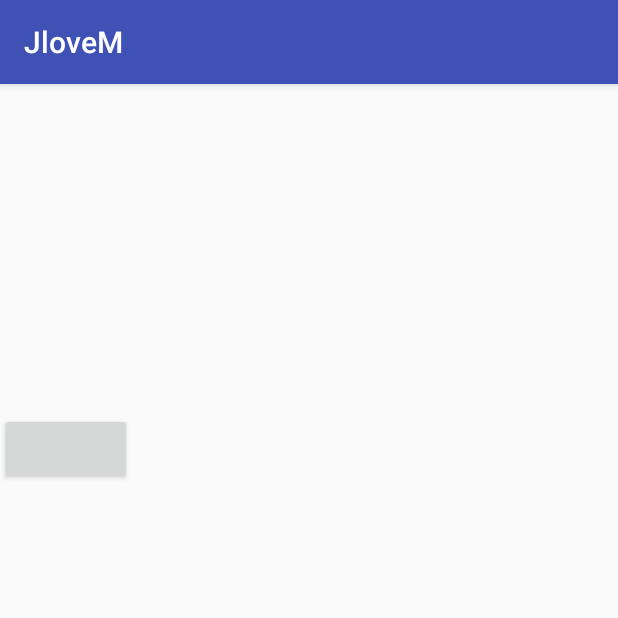
After one commit to jiaoheyan/lovem, an Android app: the ListDetailActivity screen opened directly, with no data from a screen before it, on a phone screen of 412 x 824 dp, the top half of it. The commit adds this screen. Run offline under Robolectric (Android 15) with nearby library versions, the phone set to English and light mode, and no system bars.

Commit message:
201802221546

```diff
--- a/app/src/main/AndroidManifest.xml
+++ b/app/src/main/AndroidManifest.xml
@@ -21,6 +21,7 @@
         <activity android:name=".JiShiBenActivity"/>
         <activity android:name=".UnlockViewActivity"></activity>
         <activity android:name=".jishiben.MainPageActivity"></activity>
+        <activity android:name=".jishiben.ListDetailActivity"></activity>
     </application>
 
 </manifest>
--- /dev/null
+++ b/app/src/main/java/com/example/lovej/jlovem/jishiben/ListDetailActivity.java
@@ -0,0 +1,26 @@
+package com.example.lovej.jlovem.jishiben;
+
+import android.content.Intent;
+import android.os.Bundle;
+import android.support.v7.app.AppCompatActivity;
+import android.widget.TextView;
+
+import com.example.lovej.jlovem.R;
+
+/**
+ * Created by Administrator on 2018/2/22 0022.
+ */
+
+public class ListDetailActivity extends AppCompatActivity {
+    TextView nameTV,thingTV;
+    @Override
+    protected void onCreate( Bundle savedInstanceState) {
+        super.onCreate(savedInstanceState);
+        setContentView(R.layout.activity_listdetail);
+        nameTV = (TextView)findViewById(R.id.nameTextView);
+        thingTV = (TextView)findViewById(R.id.thingTextView);
+        Intent intent = getIntent();
+        nameTV.setText(intent.getStringExtra("name"));
+        thingTV.setText(intent.getStringExtra("thing"));
+    }
+}
--- /dev/null
+++ b/app/src/main/res/layout/activity_listdetail.xml
@@ -0,0 +1,19 @@
+<?xml version="1.0" encoding="utf-8"?>
+<LinearLayout xmlns:android="http://schemas.android.com/apk/res/android"
+    android:layout_width="match_parent"
+    android:orientation="vertical"
+    android:layout_height="match_parent">
+
+    <TextView
+        android:id="@+id/nameTextView"
+        android:layout_width="match_parent"
+        android:layout_height="wrap_content" />
+    <TextView
+        android:id="@+id/thingTextView"
+        android:layout_width="match_parent"
+        android:layout_height="200dp" />
+    <Button
+        android:id="@+id/xiugaiButton"
+        android:layout_width="wrap_content"
+        android:layout_height="wrap_content" />
+</LinearLayout>
```
Also changed, not shown: app/src/main/java/com/example/lovej/jlovem/jishiben/MainPageActivity.java (+15 -23 lines).
